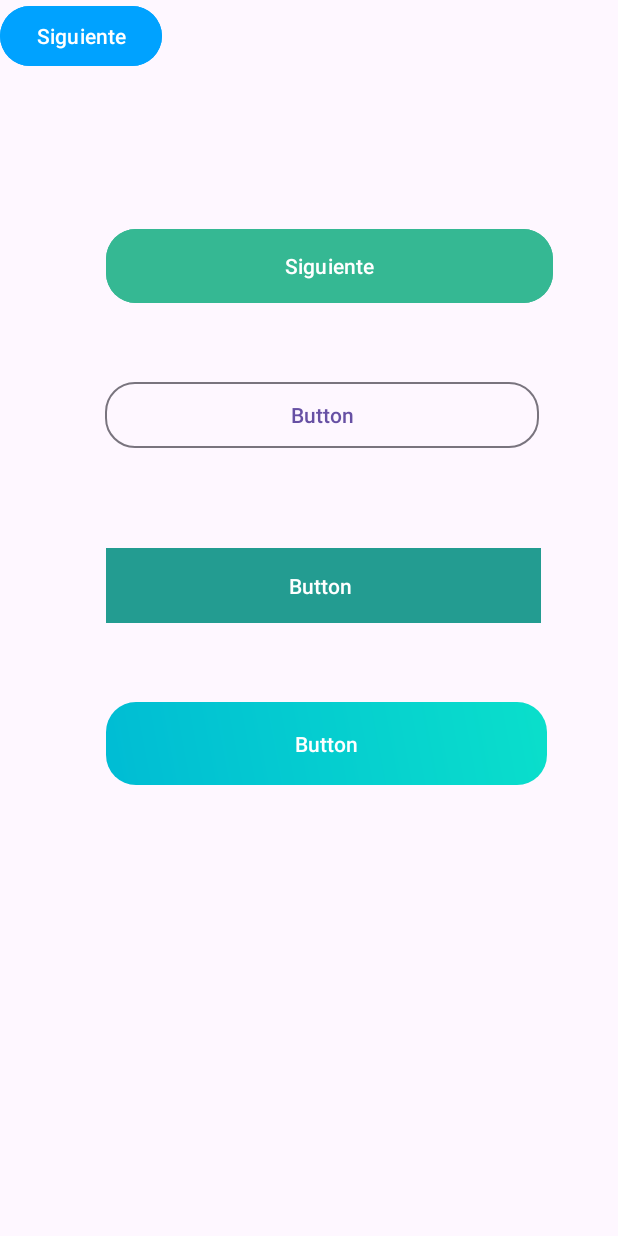
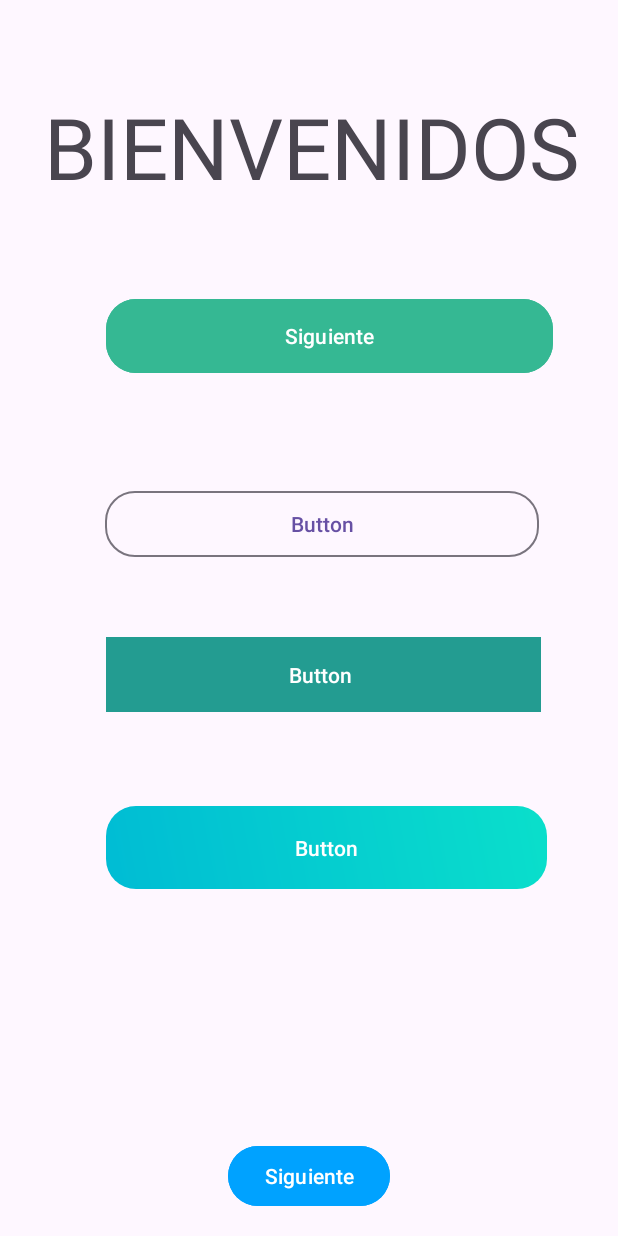
Before and after one commit to isvdr24/tool_android, an Android app: the screen it shows after launch (BotonesActivity), on a phone screen of 412 x 824 dp. Run offline under Robolectric (Android 15) with nearby library versions, the phone set to English and light mode, and no system bars.

Commit message:
Agregue TextView

```diff
--- a/app/src/main/res/layout/activity_botones.xml
+++ b/app/src/main/res/layout/activity_botones.xml
@@ -10,16 +10,16 @@
         android:id="@+id/btnToast"
         android:layout_width="298dp"
         android:layout_height="57dp"
+        android:layout_centerInParent="true"
         android:backgroundTint="#35B893"
         android:text="Siguiente"
-        android:layout_centerInParent="true"
         app:cornerRadius="20dp"
         app:layout_constraintBottom_toBottomOf="parent"
         app:layout_constraintEnd_toEndOf="parent"
         app:layout_constraintHorizontal_bias="0.619"
         app:layout_constraintStart_toStartOf="parent"
         app:layout_constraintTop_toTopOf="parent"
-        app:layout_constraintVertical_bias="0.194"
+        app:layout_constraintVertical_bias="0.255"
         tools:ignore="MissingConstraints" />
 
     <Button
@@ -34,8 +34,9 @@
         app:layout_constraintHorizontal_bias="0.578"
         app:layout_constraintStart_toStartOf="parent"
         app:layout_constraintTop_toTopOf="parent"
-        app:layout_constraintVertical_bias="0.472"
+        app:layout_constraintVertical_bias="0.549"
         tools:ignore="MissingConstraints" />
+
 
     <Button
         android:id="@+id/button3"
@@ -49,7 +50,7 @@
         app:layout_constraintHorizontal_bias="0.573"
         app:layout_constraintStart_toStartOf="parent"
         app:layout_constraintTop_toTopOf="parent"
-        app:layout_constraintVertical_bias="0.325"
+        app:layout_constraintVertical_bias="0.419"
         tools:ignore="MissingConstraints" />
 
     <Button
@@ -65,10 +66,8 @@
         app:layout_constraintHorizontal_bias="0.598"
         app:layout_constraintStart_toStartOf="parent"
         app:layout_constraintTop_toTopOf="parent"
-        app:layout_constraintVertical_bias="0.609"
+        app:layout_constraintVertical_bias="0.699"
         tools:ignore="MissingConstraints" />
-
-
 
     <Button
         android:id="@+id/sig_button"
@@ -80,7 +79,19 @@
         android:backgroundTint="#00A2FF"
         android:text="Siguiente"
         android:textColor="#FFFFFF"
-        tools:layout_editor_absoluteX="282dp"
-        tools:layout_editor_absoluteY="631dp" />
+        app:layout_constraintBottom_toBottomOf="parent"
+        app:layout_constraintEnd_toEndOf="parent"
+        app:layout_constraintStart_toStartOf="parent" />
+
+    <TextView
+        android:id="@+id/textView3"
+        android:layout_width="409dp"
+        android:layout_height="76dp"
+        android:text="  BIENVENIDOS"
+        app:autoSizeTextType="uniform"
+        app:layout_constraintBottom_toTopOf="@+id/btnToast"
+        app:layout_constraintEnd_toEndOf="parent"
+        app:layout_constraintStart_toStartOf="parent"
+        app:layout_constraintTop_toTopOf="parent" />
 
 </androidx.constraintlayout.widget.ConstraintLayout>
```
